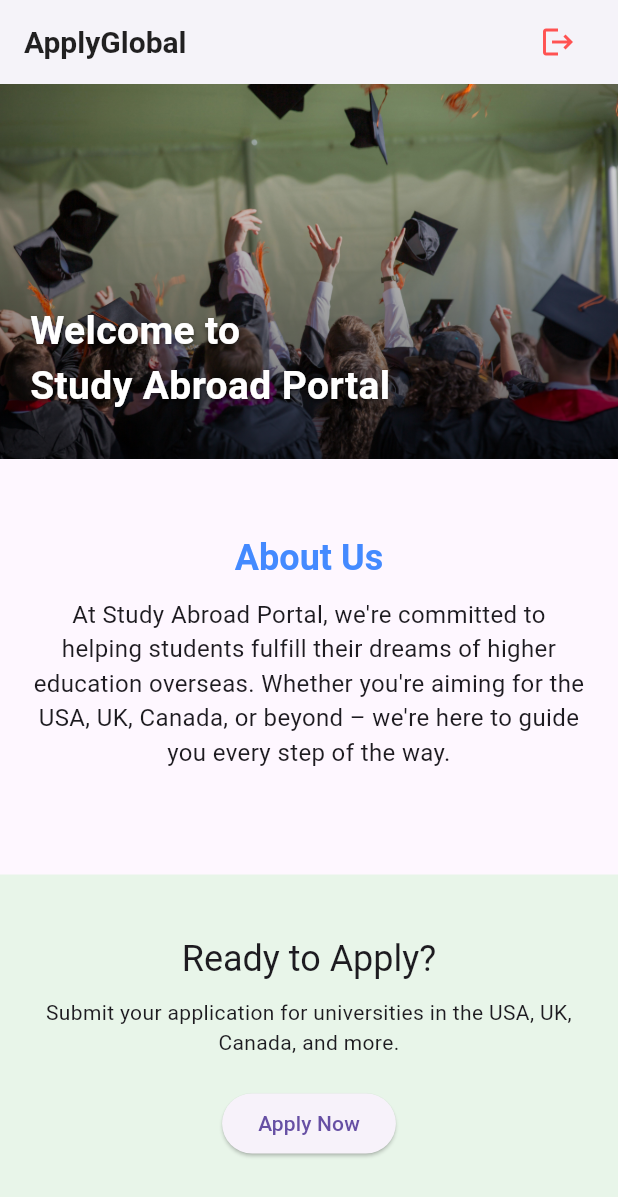
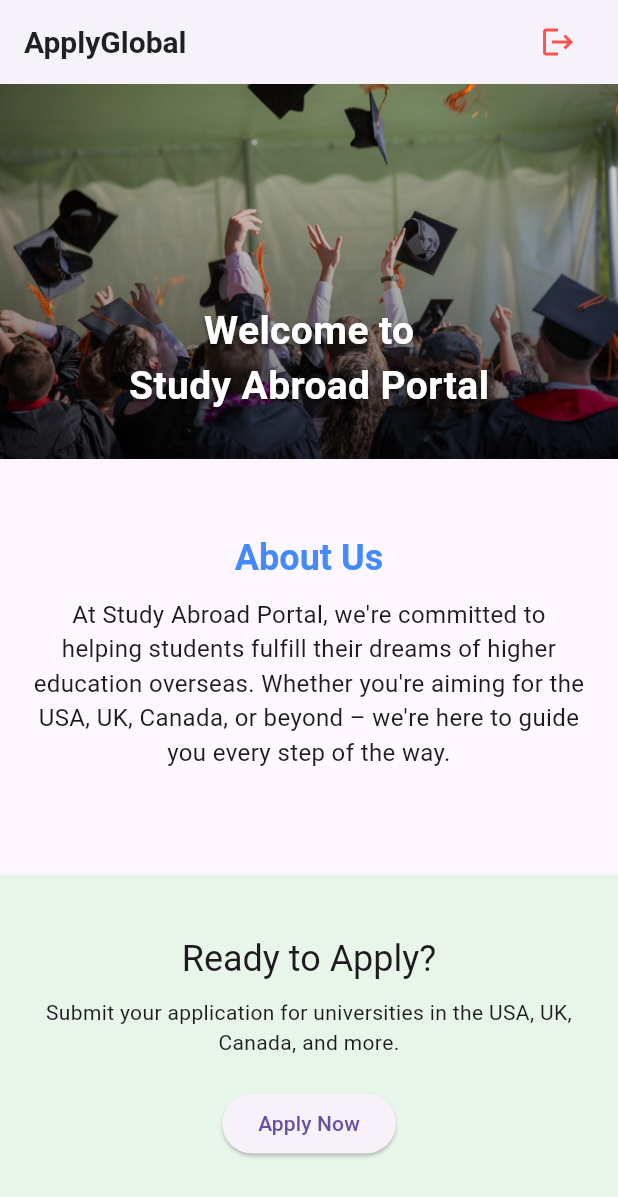
Before and after one commit to MH-Rakib/ApplyGlobalV2, a Flutter app: the HomePage screen opened directly, on a phone screen of 412 x 824 dp. Shown: the top 1197 px of the screen. Run offline on Flutter 3.47's test engine with Material 3 defaults, Android fonts, the light colour scheme and no system bars; our stand-ins replace cloud_firestore, firebase_auth, firebase_core, firebase_database; accounts and stored records are empty.

Commit message:
Banner text aligned to center.

```diff
--- a/lib/screens/home_screen.dart
+++ b/lib/screens/home_screen.dart
@@ -151,10 +151,12 @@ class _HomePageState extends State<HomePage> {
                   ),
                 ),
                 const Positioned(
-                  left: 20,
+                  left: 0,
+                  right: 0,
                   bottom: 30,
+                  child: Center(
                     child: Column(
-                    crossAxisAlignment: CrossAxisAlignment.start,
+                      mainAxisSize: MainAxisSize.min,
                       children: [
                         Text(
                           "Welcome to",
@@ -187,6 +189,7 @@ class _HomePageState extends State<HomePage> {
                           ),
                         ),
                       ],
+                    ),
                   ),
                 )
                 ,
```
Lines whose indentation alone changed are shown as unchanged.
